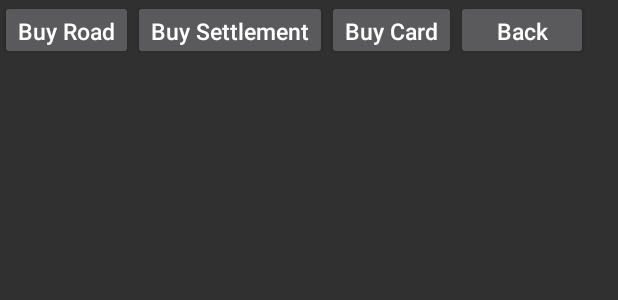
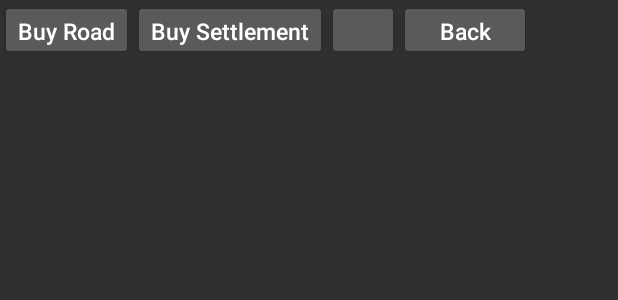
Before and after one commit to trollyhandle/AndUmGaming, an Android app: the layout buysubpanel_fragment.xml on its own in the app's theme, with its tools: preview values and no code run, on a phone screen of 412 x 824 dp. Shown: the top 300 px of the screen. Run offline under Robolectric (Android 15) with nearby library versions, the phone set to English and light mode, and no system bars.

Commit message:
transaction fragment xmls now use string resource file instead of hard-coded values

```diff
--- a/G370/app/src/main/res/layout/buysubpanel_fragment.xml
+++ b/G370/app/src/main/res/layout/buysubpanel_fragment.xml
@@ -2,7 +2,7 @@
 <LinearLayout xmlns:android="http://schemas.android.com/apk/res/android"
     android:orientation="horizontal" android:layout_width="match_parent"
     android:layout_height="match_parent">
-    android:padding="40dp">
+    android:padding="40dp"
 
 
 
@@ -10,7 +10,7 @@
         style="?android:attr/buttonStyleSmall"
         android:layout_width="wrap_content"
         android:layout_height="40dp"
-        android:text="Buy Road"
+        android:text="@string/road"
         android:id="@+id/road"
         android:textAllCaps="false"
         android:textSize="15sp" />
@@ -19,7 +19,7 @@
         style="?android:attr/buttonStyleSmall"
         android:layout_width="wrap_content"
         android:layout_height="40dp"
-        android:text="Buy Settlement"
+        android:text="@string/settlement"
         android:id="@+id/settlement"
         android:textAllCaps="false"
         android:textSize="15sp" />
@@ -28,7 +28,7 @@
         style="?android:attr/buttonStyleSmall"
         android:layout_width="wrap_content"
         android:layout_height="40dp"
-        android:text="Buy Card"
+        android:text="@string/card"
         android:id="@+id/card"
         android:textAllCaps="false"
         android:textSize="15sp" />
@@ -37,7 +37,7 @@
         android:layout_width="wrap_content"
         android:layout_height="40dp"
         android:text="@string/back"
-        android:textSize="15dp"
+        android:textSize="15sp"
         android:textAllCaps="false"
         android:id="@+id/back" />
 
--- a/G370/app/src/main/res/values/strings.xml
+++ b/G370/app/src/main/res/values/strings.xml
@@ -52,6 +52,10 @@
 
     <!-- Resource transactions -->
     <string name="buy"  >Buy</string>
+    <string name="settlement">Buy Settlement</string>
+    <string name="road">Buy Road</string>
+    <string name="card"></string>
+
     <string name="wheat">Wheat: 0</string>
     <string name="wood" >Wood: 0</string>
     <string name="ore"  >Ore: 0</string>
```
